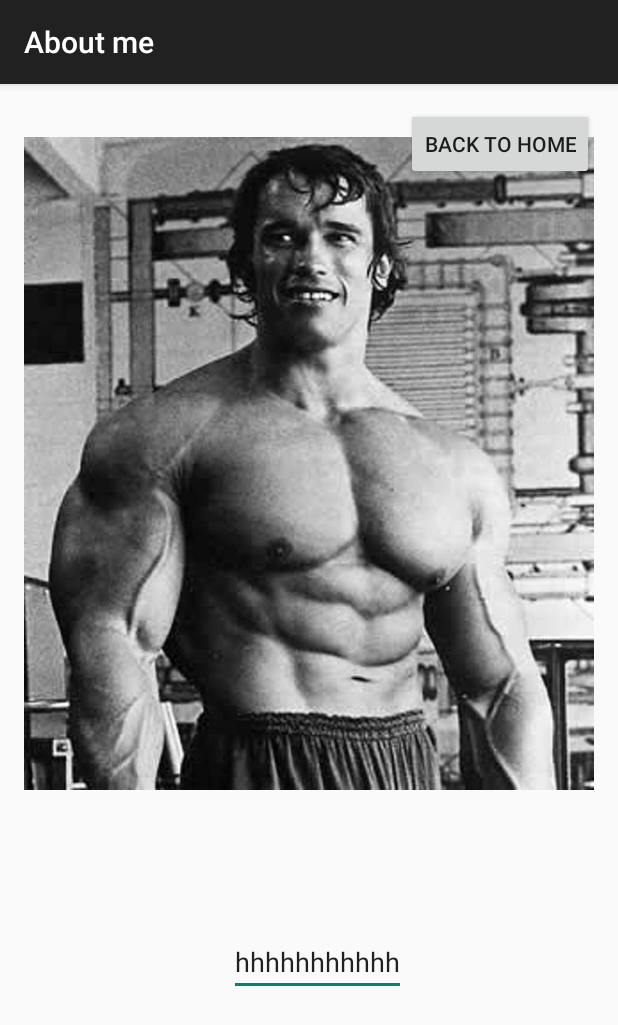
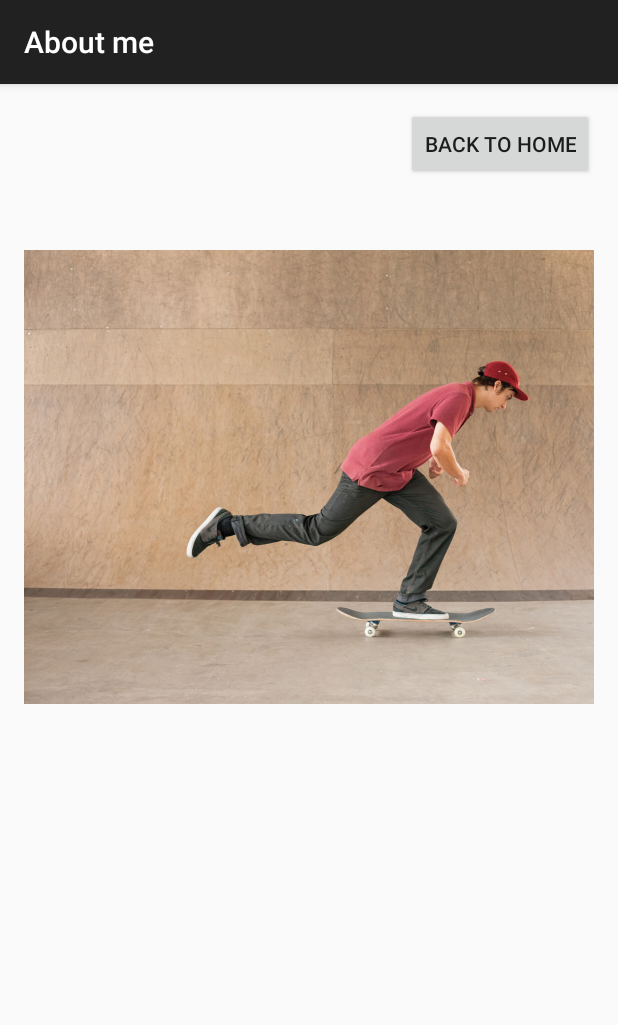
Before and after one commit to nicholashaynes1/Aboutme, an Android app: the screen it shows after launch (AboutMeActivity), on a phone screen of 412 x 824 dp. Shown: the top 1025 px of the screen. Run offline under Robolectric (Android 15) with nearby library versions, the phone set to English and light mode, and no system bars; 1 statement that could not run was skipped.

Commit message:
Continued to create images and text.

```diff
--- a/app/src/main/res/layout/activity_about_me.xml
+++ b/app/src/main/res/layout/activity_about_me.xml
@@ -11,11 +11,12 @@
         android:layout_height="wrap_content"
         android:text="Skating"
         android:id="@+id/skatingButton"
-        android:layout_marginTop="99dp"
-        android:layout_below="@+id/homeButton"
-        android:layout_alignRight="@+id/homeButton"
-        android:layout_alignEnd="@+id/homeButton"
-        android:visibility="gone" />
+        android:visibility="gone"
+        android:layout_marginLeft="46dp"
+        android:layout_marginStart="46dp"
+        android:layout_centerVertical="true"
+        android:layout_alignParentLeft="true"
+        android:layout_alignParentStart="true" />
 
     <Button
         android:layout_width="wrap_content"
@@ -64,7 +65,7 @@
         android:text="Back to home"
         android:id="@+id/homeButton"
         android:visibility="visible"
-        android:layout_alignParentTop="true"
+        android:layout_below="@+id/skatingButton"
         android:layout_alignParentRight="true"
         android:layout_alignParentEnd="true" />
 
@@ -72,7 +73,7 @@
         android:layout_width="wrap_content"
         android:layout_height="wrap_content"
         android:id="@+id/gymPicture"
-        android:visibility="visible"
+        android:visibility="gone"
         android:longClickable="true"
         android:src="@drawable/thegym"
         android:layout_marginBottom="262dp"
@@ -84,9 +85,21 @@
         android:layout_width="wrap_content"
         android:layout_height="wrap_content"
         android:id="@+id/imageTextbox"
-        android:layout_marginBottom="144dp"
+        android:layout_marginBottom="58dp"
         android:text="hhhhhhhhhhh"
         android:layout_alignParentBottom="true"
-        android:layout_toLeftOf="@+id/homeButton"
-        android:layout_toStartOf="@+id/homeButton" />
+        android:layout_centerHorizontal="true"
+        android:visibility="gone" />
+
+    <ImageView
+        android:layout_width="wrap_content"
+        android:layout_height="wrap_content"
+        android:id="@+id/skatingPicture"
+        android:visibility="visible"
+        android:src="@drawable/skater"
+        android:layout_marginBottom="244dp"
+        android:layout_alignParentBottom="true"
+        android:layout_alignLeft="@+id/skatingButton"
+        android:layout_alignStart="@+id/skatingButton" />
+
 </RelativeLayout>
```
Also changed, not shown: app/src/main/java/ctec/aboutme/AboutMeActivity.java (+23 -7 lines).
